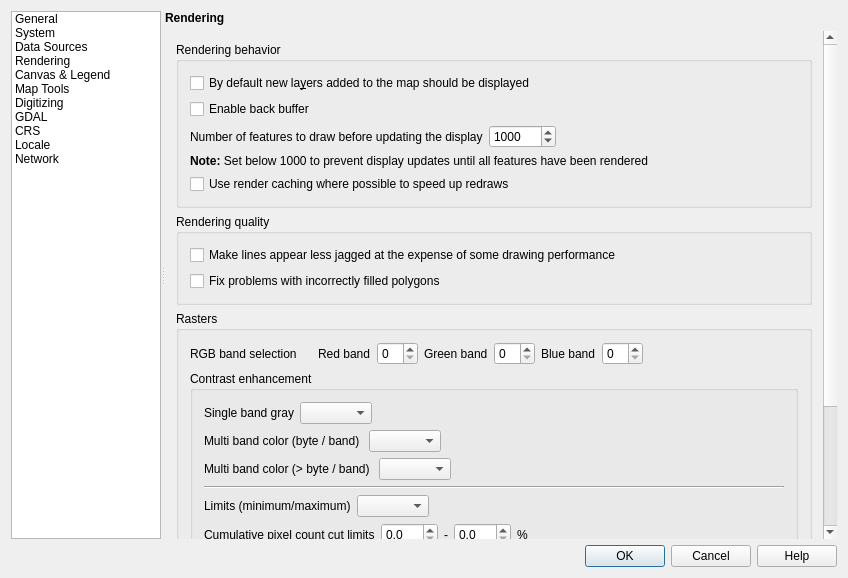
Qt form src/ui/qgsoptionsbase.ui (qgis/QGIS) before a commit.
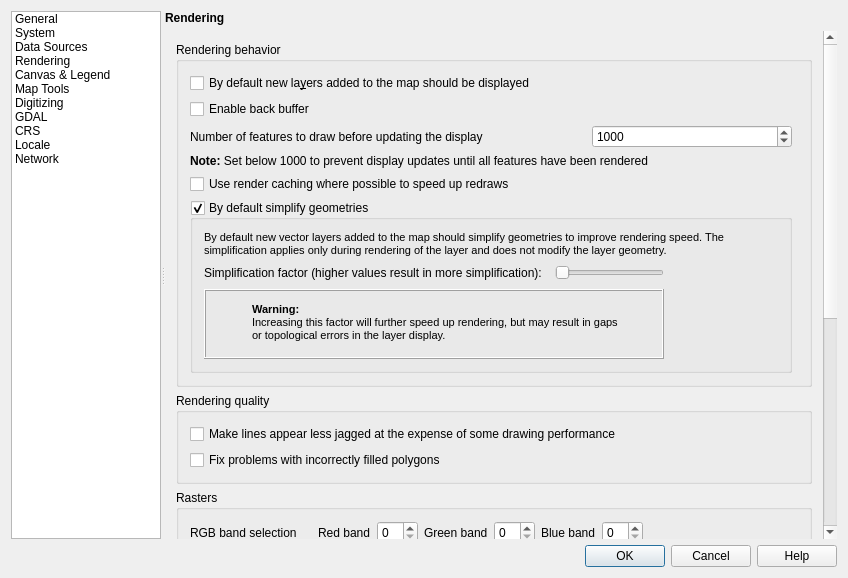
The same form after that commit. The open tabs and pages were chosen to show the change. Icons and pictures are not drawn. Custom widgets are drawn as their Qt base class.

Commit message: #8725: use default drawing config

What changed in the file:
```diff
--- a/src/ui/qgsoptionsbase.ui
+++ b/src/ui/qgsoptionsbase.ui
@@ -1649,6 +1649,182 @@
                     </property>
                    </widget>
                   </item>
+                   <item row="5" column="0">
+                    <widget class="QGroupBox" name="mSimplifyDrawingGroupBox">
+                     <property name="title">
+                      <string>By default simplify geometries</string>
+                     </property>
+                     <property name="checkable">
+                      <bool>true</bool>
+                     </property>
+                     <layout class="QGridLayout" name="_14">
+                      <item row="0" column="2" colspan="3">
+                       <widget class="QLabel" name="label_59">
+                        <property name="sizePolicy">
+                         <sizepolicy hsizetype="Preferred" vsizetype="Preferred">
+                          <horstretch>0</horstretch>
+                          <verstretch>0</verstretch>
+                         </sizepolicy>
+                        </property>
+                        <property name="text">
+                         <string>&lt;!DOCTYPE HTML PUBLIC &quot;-//W3C//DTD HTML 4.0//EN&quot; &quot;http://www.w3.org/TR/REC-html40/strict.dtd&quot;&gt;
+&lt;html&gt;&lt;head&gt;&lt;meta name=&quot;qrichtext&quot; content=&quot;1&quot; /&gt;&lt;style type=&quot;text/css&quot;&gt;
+p, li { white-space: pre-wrap; }
+&lt;/style&gt;&lt;/head&gt;&lt;body style=&quot; font-family:'MS Shell Dlg 2'; font-size:8.25pt; font-weight:400; font-style:normal;&quot;&gt;
+&lt;p style=&quot; margin-top:0px; margin-bottom:0px; margin-left:0px; margin-right:0px; -qt-block-indent:0; text-indent:0px;&quot;&gt;By default new vector layers added to the map should simplify geometries to improve rendering speed. The simplification applies only during rendering of the layer and does not modify the layer geometry.&lt;/p&gt;&lt;/body&gt;&lt;/html&gt;</string>
+                        </property>
+                        <property name="wordWrap">
+                         <bool>true</bool>
+                        </property>
+                        <property name="margin">
+                         <number>2</number>
+                        </property>
+                       </widget>
+                      </item>
+                      <item row="5" column="2">
+                       <widget class="QLabel" name="label_56">
+                        <property name="text">
+                         <string>Simplification factor (higher values result in more simplification):  </string>
+                        </property>
+                        <property name="margin">
+                         <number>2</number>
+                        </property>
+                       </widget>
+                      </item>
+                      <item row="5" column="3">
+                       <widget class="QSlider" name="mSimplifyDrawingSlider">
+                        <property name="maximumSize">
+                         <size>
+                          <width>130</width>
+                          <height>16777215</height>
+                         </size>
+                        </property>
+                        <property name="toolTip">
+                         <string>Higher values result in more simplification</string>
+                        </property>
+                        <property name="minimum">
+                         <number>0</number>
+                        </property>
+                        <property name="maximum">
+                         <number>20</number>
+                        </property>
+                        <property name="value">
+                         <number>0</number>
+                        </property>
+                        <property name="tracking">
+                         <bool>true</bool>
+                        </property>
+                        <property name="orientation">
+                         <enum>Qt::Horizontal</enum>
+                        </property>
+                        <property name="invertedAppearance">
+                         <bool>false</bool>
+                        </property>
+                        <property name="invertedControls">
+                         <bool>false</bool>
+                        </property>
+                       </widget>
+                      </item>
+                      <item row="8" column="2" colspan="2">
+                       <widget class="QFrame" name="mSimplifyDrawingPanel">
+                        <property name="minimumSize">
+                         <size>
+                          <width>0</width>
+                          <height>70</height>
+                         </size>
+                        </property>
+                        <property name="maximumSize">
+                         <size>
+                          <width>16777215</width>
+                          <height>16777215</height>
+                         </size>
+                        </property>
+                        <property name="frameShape">
+                         <enum>QFrame::Box</enum>
+                        </property>
+                        <property name="frameShadow">
+                         <enum>QFrame::Raised</enum>
+                        </property>
+                        <widget class="QLabel" name="mSimplifyDrawingIcon">
+                         <property name="geometry">
+                          <rect>
+                           <x>10</x>
+                           <y>0</y>
+                           <width>60</width>
+                           <height>67</height>
+                          </rect>
+                         </property>
+                         <property name="sizePolicy">
+                          <sizepolicy hsizetype="Fixed" vsizetype="Fixed">
+                           <horstretch>0</horstretch>
+                           <verstretch>0</verstretch>
+                          </sizepolicy>
+                         </property>
+                         <property name="minimumSize">
+                          <size>
+                           <width>60</width>
+                           <height>67</height>
+                          </size>
+                         </property>
+                         <property name="maximumSize">
+                          <size>
+                           <width>40</width>
+                           <height>40</height>
+                          </size>
+                         </property>
+                         <property name="layoutDirection">
+                          <enum>Qt::LeftToRight</enum>
+                         </property>
+                         <property name="autoFillBackground">
+                          <bool>false</bool>
+                         </property>
+                         <property name="text">
+                          <string/>
+                         </property>
+                         <property name="pixmap">
+                          <pixmap resource="../../images/images.qrc">:/images/themes/default/mIconWarn.png</pixmap>
+                         </property>
+                         <property name="scaledContents">
+                          <bool>false</bool>
+                         </property>
+                        </widget>
+                        <widget class="QLabel" name="mSimplifyDrawingLabel">
+                         <property name="geometry">
+                          <rect>
+                           <x>45</x>
+                           <y>8</y>
+                           <width>411</width>
+                           <height>51</height>
+                          </rect>
+                         </property>
+                         <property name="text">
+                          <string>&lt;!DOCTYPE HTML PUBLIC &quot;-//W3C//DTD HTML 4.0//EN&quot; &quot;http://www.w3.org/TR/REC-html40/strict.dtd&quot;&gt;
+&lt;html&gt;&lt;head&gt;&lt;meta name=&quot;qrichtext&quot; content=&quot;1&quot; /&gt;&lt;style type=&quot;text/css&quot;&gt;
+p, li { white-space: pre-wrap; }
+&lt;/style&gt;&lt;/head&gt;&lt;body style=&quot; font-family:'MS Shell Dlg 2'; font-size:8.25pt; font-weight:400; font-style:normal;&quot;&gt;
+&lt;p style=&quot; margin-top:0px; margin-bottom:0px; margin-left:0px; margin-right:0px; -qt-block-indent:0; text-indent:0px;&quot;&gt;&lt;span style=&quot; font-size:8pt;&quot;&gt; &lt;/span&gt;&lt;span style=&quot; font-size:8pt; font-weight:600;&quot;&gt;Warning:&lt;/span&gt;&lt;/p&gt;
+&lt;p style=&quot; margin-top:0px; margin-bottom:0px; margin-left:0px; margin-right:0px; -qt-block-indent:0; text-indent:0px;&quot;&gt;&lt;span style=&quot; font-size:8pt;&quot;&gt; Increasing this factor will further speed up rendering, but may result in gaps &lt;/span&gt;&lt;/p&gt;
+&lt;p style=&quot; margin-top:0px; margin-bottom:0px; margin-left:0px; margin-right:0px; -qt-block-indent:0; text-indent:0px;&quot;&gt;&lt;span style=&quot; font-size:8pt;&quot;&gt; or topological errors in the layer display.&lt;/span&gt;&lt;/p&gt;&lt;/body&gt;&lt;/html&gt;</string>
+                         </property>
+                        </widget>
+                       </widget>
+                      </item>
+                      <item row="5" column="4">
+                       <spacer name="horizontalSpacer_40">
+                        <property name="orientation">
+                         <enum>Qt::Horizontal</enum>
+                        </property>
+                        <property name="sizeHint" stdset="0">
+                         <size>
+                          <width>20</width>
+                          <height>20</height>
+                         </size>
+                        </property>
+                       </spacer>
+                      </item>
+                     </layout>
+                    </widget>
+                   </item>
                  </layout>
                 </widget>
                </item>
```
Left out of the diff: 2 changed lines with no effect on the pictures. The commit also changes 3 other files.
